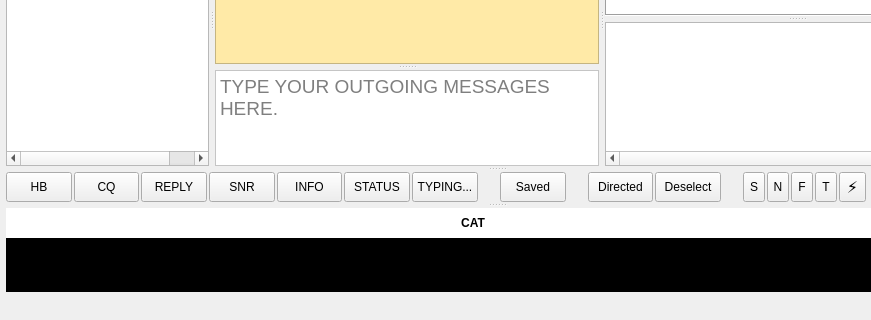
Old version of the form JS8_UI/mainwindow.ui in the repository avantol/Subspace-Edition; both pictures show x 0 to 871 and y 285 to 605 of the 994 by 605 pixel window.
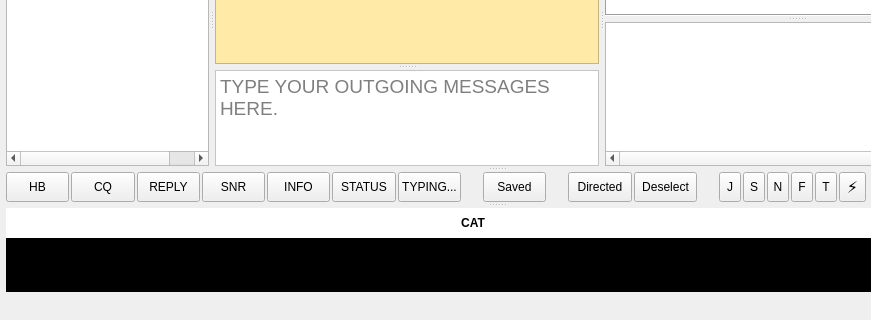
New version of the form. Icons and pictures are not drawn. Custom widgets are drawn as their Qt base class.

Commit message: JTTY branch (dev 499.63): JTTY mode as a Mode-menu choice, JS8+JTTY frequency kind, JTTY stations' own call list and map context, one 80-char message, JTTY speed marked experimental

Patch:
```diff
--- a/JS8_UI/mainwindow.ui
+++ b/JS8_UI/mainwindow.ui
@@ -1801,6 +1801,17 @@
           </property>
          </spacer>
 </item>
+<item>
+ <widget class="QPushButton" name="modeBtnJTTY">
+  <property name="sizePolicy"><sizepolicy hsizetype="Fixed" vsizetype="Fixed"><horstretch>0</horstretch><verstretch>0</verstretch></sizepolicy></property>
+  <property name="minimumSize"><size><width>22</width><height>30</height></size></property>
+  <property name="maximumSize"><size><width>22</width><height>30</height></size></property>
+  <property name="toolTip"><string>JTTY speed (not JTTY mode), experimental</string></property>
+  <property name="styleSheet"><string notr="true">QPushButton:checked { background-color: #6699ff; font-weight: bold; }</string></property>
+  <property name="text"><string>J</string></property>
+  <property name="checkable"><bool>true</bool></property>
+ </widget>
+</item>
 <item>
  <widget class="QPushButton" name="modeBtnSlow">
   <property name="sizePolicy"><sizepolicy hsizetype="Fixed" vsizetype="Fixed"><horstretch>0</horstretch><verstretch>0</verstretch></sizepolicy></property>
```
Left out of the diff: 29 changed lines with no effect on the pictures. The commit also changes 25 other files.
